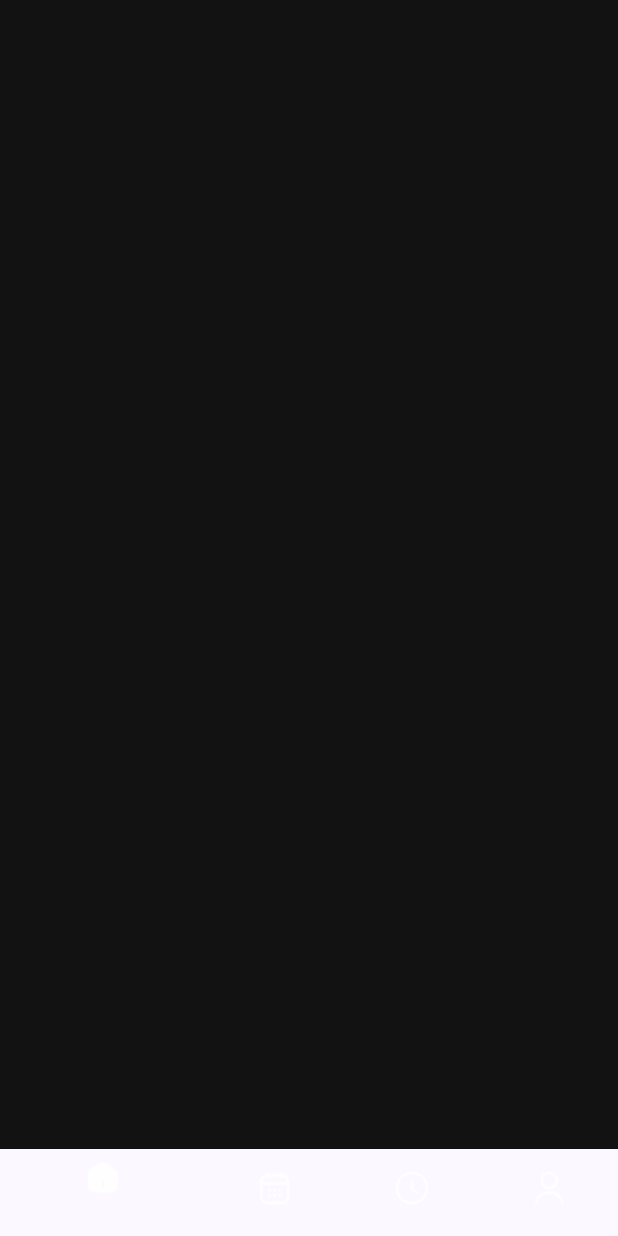
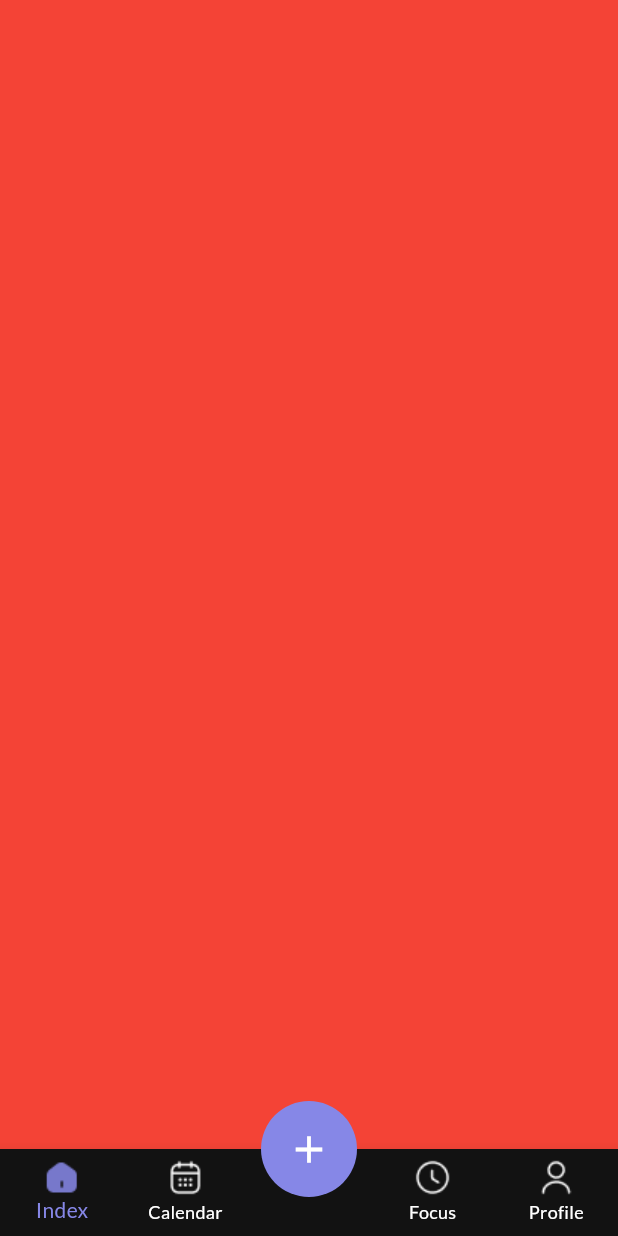
Before and after one commit to hieuvolaptrinh/DailyFlow-Flutter, a Flutter app: the screen it shows after launch, on a phone screen of 412 x 824 dp. Run offline on Flutter 3.47's test engine with Material 3 defaults, Android fonts, the phone set to English and light mode, and no system bars.

Commit message:
install shared preferences

```diff
--- a/lib/ui/main/main_page.dart
+++ b/lib/ui/main/main_page.dart
@@ -8,13 +8,41 @@ class MainPage extends StatefulWidget {
 }
 
 class _MainPageState extends State<MainPage> {
+  List<Widget> pages = [];
+
+  int _currentPage = 0;
+
+  @override
+  void initState() {
+    super.initState();
+    pages = [
+      Container(color: Colors.red),
+      Container(color: Colors.green),
+      Container(),
+      Container(color: Colors.blue),
+      Container(color: Colors.yellow),
+    ];
+  }
+
   @override
   Widget build(BuildContext context) {
     return Scaffold(
       backgroundColor: const Color(0xFF121212),
-      body: Container(),
+      body: pages.elementAt(_currentPage),
       bottomNavigationBar: BottomNavigationBar(
-        backgroundColor: const Color(0xFF1E1E1E),
+        backgroundColor: const Color(0xFF121212),
+        unselectedItemColor: Colors.white,
+        selectedItemColor: const Color(0XFF8687E7),
+        type: BottomNavigationBarType.fixed,
+        currentIndex:
+            _currentPage, // index hiện tại của thằng BottomNavigationBar
+        onTap: (index) {
+          if (index != 2) {
+            setState(() {
+              _currentPage = index;
+            });
+          }
+        },
         items: [
           BottomNavigationBarItem(
             icon: Image.asset(
@@ -23,24 +51,47 @@ class _MainPageState extends State<MainPage> {
               height: 24,
               fit: BoxFit.fill,
             ),
+            activeIcon: Image.asset(
+              "assets/images/home-2.png",
+              width: 24,
+              height: 24,
+              fit: BoxFit.fill,
+              color: const Color(0XFF8687E7),
+            ),
             label: "Index",
           ),
 
           BottomNavigationBarItem(
+            backgroundColor: const Color(0xFF121212),
             icon: Image.asset(
               "assets/images/calendar.png",
               width: 24,
               height: 24,
               fit: BoxFit.fill,
             ),
+            activeIcon: Image.asset(
+              "assets/images/calendar.png",
+              width: 24,
+              height: 24,
+              fit: BoxFit.fill,
+              color: const Color(0XFF8687E7),
+            ),
             label: "Calendar",
           ),
+          BottomNavigationBarItem(icon: Container(), label: ""),
           BottomNavigationBarItem(
             icon: Image.asset(
               "assets/images/clock.png",
               width: 24,
               height: 24,
               fit: BoxFit.fill,
+            ),
+            activeIcon: Image.asset(
+              "assets/images/clock.png",
+              width: 24,
+              height: 24,
+              fit: BoxFit.fill,
+              color: const Color(0XFF8687E7),
             ),
             label: "Focus",
           ),
@@ -51,10 +102,35 @@ class _MainPageState extends State<MainPage> {
               height: 24,
               fit: BoxFit.fill,
             ),
+            activeIcon: Image.asset(
+              "assets/images/user.png",
+              width: 24,
+              height: 24,
+              fit: BoxFit.fill,
+              color: const Color(0XFF8687E7),
+            ),
             label: "Profile",
           ),
         ],
       ),
+      floatingActionButton: Container(
+        width: 64,
+        height: 64,
+        // decoration dùng để trang trí cho container
+        decoration: BoxDecoration(
+          color: Color(0XFF8687E7),
+          borderRadius: BorderRadius.circular(32),
+        ),
+        child: IconButton(
+          onPressed: () {
+            setState(() {
+              _currentPage = 2;
+            });
+          },
+          icon: Icon(Icons.add, size: 30, color: Colors.white),
+        ),
+      ),
+      floatingActionButtonLocation: FloatingActionButtonLocation.centerDocked,
     );
   }
 }
--- a/pubspec.yaml
+++ b/pubspec.yaml
@@ -21,7 +21,8 @@ dependencies:
   # The following adds the Cupertino Icons font to your application.
   # Use with the CupertinoIcons class for iOS style icons.
   cupertino_icons: ^1.0.8
-  google_fonts: ^10.0.1
+  shared_preferences: ^2.5.3
+  # google_fonts: ^10.0.1
 
 dev_dependencies:
   flutter_test:
```
Also changed, not shown: pubspec.lock.
